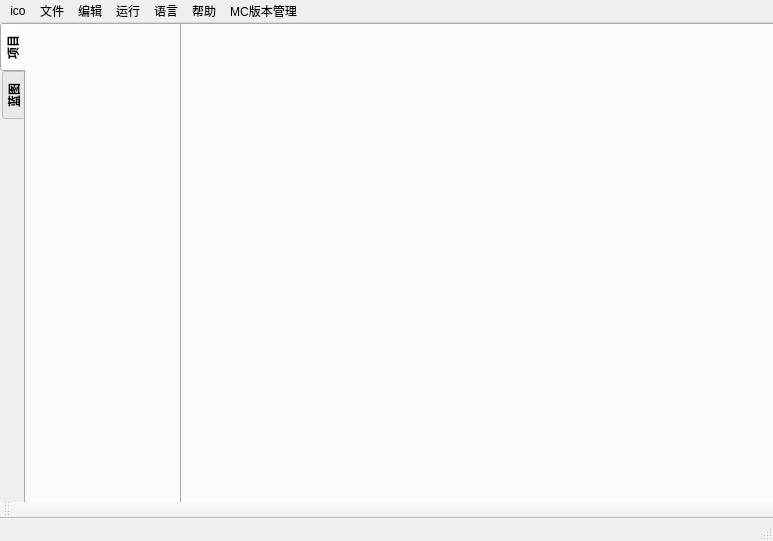
Before: the Qt Designer form UI/DatapacksEditors.ui in Wzp-2008/DatapacksEditors, drawn with Qt 5.
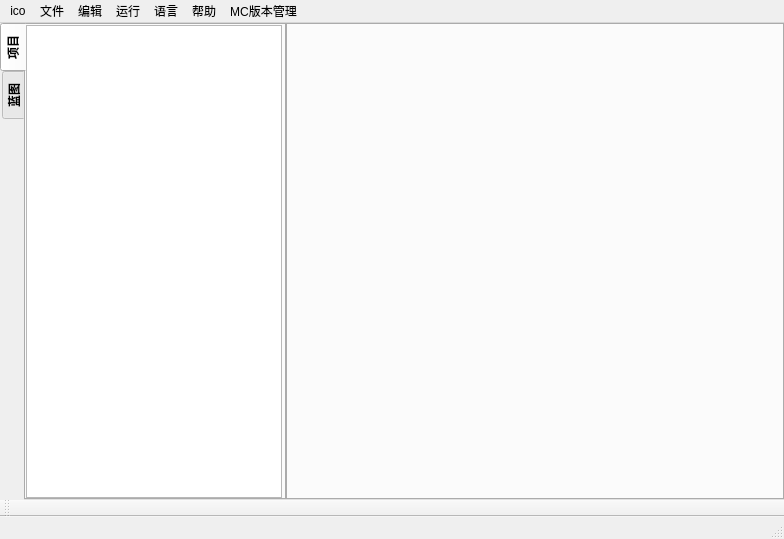
After: the same form once the commit is applied. Icons and pictures are not drawn.

Commit message: feat:Add main UI #11

What changed in the file:
```diff
--- a/UI/DatapacksEditors.ui
+++ b/UI/DatapacksEditors.ui
@@ -9,8 +9,8 @@
    <rect>
     <x>0</x>
     <y>0</y>
-    <width>773</width>
-    <height>541</height>
+    <width>784</width>
+    <height>539</height>
    </rect>
   </property>
   <property name="sizePolicy">
@@ -45,31 +45,29 @@
    <property name="acceptDrops">
     <bool>true</bool>
    </property>
-   <widget class="QTabWidget" name="tabWidget">
-    <property name="geometry">
-     <rect>
-      <x>180</x>
-      <y>0</y>
-      <width>601</width>
-      <height>490</height>
-     </rect>
+   <layout class="QFormLayout" name="formLayout_3">
+    <property name="leftMargin">
+     <number>0</number>
     </property>
-    <property name="currentIndex">
-     <number>-1</number>
+    <property name="topMargin">
+     <number>0</number>
     </property>
-    <property name="tabsClosable">
-     <bool>true</bool>
+    <property name="rightMargin">
+     <number>0</number>
     </property>
-   </widget>
+    <property name="bottomMargin">
+     <number>0</number>
+    </property>
+    <item row="0" column="0" colspan="2">
+     <layout class="QFormLayout" name="formLayout">
+      <property name="horizontalSpacing">
+       <number>0</number>
+      </property>
+      <property name="verticalSpacing">
+       <number>0</number>
+      </property>
+      <item row="0" column="0">
    <widget class="QTabWidget" name="tabWidget_2">
-    <property name="geometry">
-     <rect>
-      <x>0</x>
-      <y>0</y>
-      <width>181</width>
-      <height>491</height>
-     </rect>
-    </property>
     <property name="font">
      <font>
       <bold>true</bold>
@@ -106,6 +104,38 @@
      <attribute name="title">
       <string>项目</string>
      </attribute>
+         <layout class="QFormLayout" name="formLayout_2">
+          <property name="horizontalSpacing">
+           <number>0</number>
+          </property>
+          <property name="verticalSpacing">
+           <number>0</number>
+          </property>
+          <property name="leftMargin">
+           <number>0</number>
+          </property>
+          <property name="topMargin">
+           <number>0</number>
+          </property>
+          <property name="rightMargin">
+           <number>0</number>
+          </property>
+          <property name="bottomMargin">
+           <number>0</number>
+          </property>
+          <item row="0" column="0">
+           <widget class="QTreeWidget" name="project_tree">
+            <attribute name="headerVisible">
+             <bool>false</bool>
+            </attribute>
+            <column>
+             <property name="text">
+              <string notr="true">1</string>
+             </property>
+            </column>
+           </widget>
+          </item>
+         </layout>
     </widget>
     <widget class="QWidget" name="tab_2">
      <attribute name="title">
@@ -113,13 +143,27 @@
      </attribute>
     </widget>
    </widget>
+      </item>
+      <item row="0" column="1">
+       <widget class="QTabWidget" name="tabWidget">
+        <property name="currentIndex">
+         <number>-1</number>
+        </property>
+        <property name="tabsClosable">
+         <bool>true</bool>
+        </property>
+       </widget>
+      </item>
+     </layout>
+    </item>
+   </layout>
   </widget>
   <widget class="QMenuBar" name="menubar">
    <property name="geometry">
     <rect>
      <x>0</x>
      <y>0</y>
-     <width>773</width>
+     <width>784</width>
      <height>22</height>
     </rect>
    </property>
```
Left out of the diff: 2 changed lines with no effect on the pictures. Lines whose indentation alone changed are shown as unchanged. The commit also changes 3 other files.
